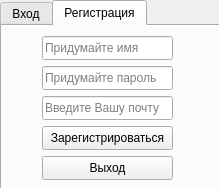
First picture: the form in Client/loginform.ui, repository ChazGrant/Battleship, before the edit.
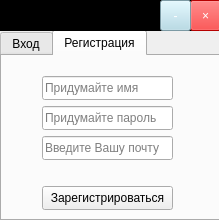
Second picture: the form after the edit. The open tabs and pages were chosen to show the change.

Diff of the .ui file:
```diff
--- a/Client/loginform.ui
+++ b/Client/loginform.ui
@@ -7,9 +7,21 @@
     <x>0</x>
     <y>0</y>
     <width>219</width>
-    <height>188</height>
+    <height>220</height>
    </rect>
   </property>
+  <property name="minimumSize">
+   <size>
+    <width>219</width>
+    <height>220</height>
+   </size>
+  </property>
+  <property name="maximumSize">
+   <size>
+    <width>219</width>
+    <height>220</height>
+   </size>
+  </property>
   <property name="windowTitle">
    <string>Form</string>
   </property>
@@ -17,11 +29,17 @@
    <property name="geometry">
     <rect>
      <x>0</x>
-     <y>0</y>
+     <y>30</y>
      <width>221</width>
      <height>191</height>
     </rect>
    </property>
+   <property name="styleSheet">
+    <string notr="true">QToolButton:hover:!pressed
+{
+  background-color: red;
+}</string>
+   </property>
    <property name="currentIndex">
     <number>0</number>
    </property>
@@ -105,11 +123,14 @@
      <property name="geometry">
       <rect>
        <x>40</x>
-       <y>100</y>
+       <y>130</y>
        <width>131</width>
        <height>24</height>
       </rect>
      </property>
+     <property name="styleSheet">
+      <string notr="true"/>
+     </property>
      <property name="text">
       <string>Зарегистрироваться</string>
      </property>
@@ -118,7 +139,7 @@
      <property name="geometry">
       <rect>
        <x>40</x>
-       <y>40</y>
+       <y>50</y>
        <width>131</width>
        <height>24</height>
       </rect>
@@ -131,7 +152,7 @@
      <property name="geometry">
       <rect>
        <x>40</x>
-       <y>10</y>
+       <y>20</y>
        <width>131</width>
        <height>24</height>
       </rect>
@@ -144,7 +165,7 @@
      <property name="geometry">
       <rect>
        <x>40</x>
-       <y>70</y>
+       <y>80</y>
        <width>131</width>
        <height>24</height>
       </rect>
@@ -153,19 +174,59 @@
       <string>Введите Вашу почту</string>
      </property>
     </widget>
-    <widget class="QPushButton" name="exit2Button">
-     <property name="geometry">
-      <rect>
-       <x>40</x>
-       <y>130</y>
-       <width>131</width>
-       <height>24</height>
-      </rect>
-     </property>
-     <property name="text">
-      <string>Выход</string>
-     </property>
-    </widget>
+   </widget>
+  </widget>
+  <widget class="QFrame" name="frame">
+   <property name="geometry">
+    <rect>
+     <x>0</x>
+     <y>0</y>
+     <width>221</width>
+     <height>31</height>
+    </rect>
+   </property>
+   <property name="styleSheet">
+    <string notr="true">background:black</string>
+   </property>
+   <property name="frameShape">
+    <enum>QFrame::StyledPanel</enum>
+   </property>
+   <property name="frameShadow">
+    <enum>QFrame::Raised</enum>
+   </property>
+   <widget class="QToolButton" name="closeButton">
+    <property name="geometry">
+     <rect>
+      <x>190</x>
+      <y>0</y>
+      <width>31</width>
+      <height>31</height>
+     </rect>
+    </property>
+    <property name="styleSheet">
+     <string notr="true">color: white;
+background: red;</string>
+    </property>
+    <property name="text">
+     <string>×</string>
+    </property>
+   </widget>
+   <widget class="QToolButton" name="hideButton">
+    <property name="geometry">
+     <rect>
+      <x>160</x>
+      <y>0</y>
+      <width>31</width>
+      <height>31</height>
+     </rect>
+    </property>
+    <property name="styleSheet">
+     <string notr="true">color: white;
+background: lightblue;</string>
+    </property>
+    <property name="text">
+     <string>-</string>
+    </property>
    </widget>
   </widget>
  </widget>
```
Left out of the diff: 19 changed lines with no effect on the pictures.
